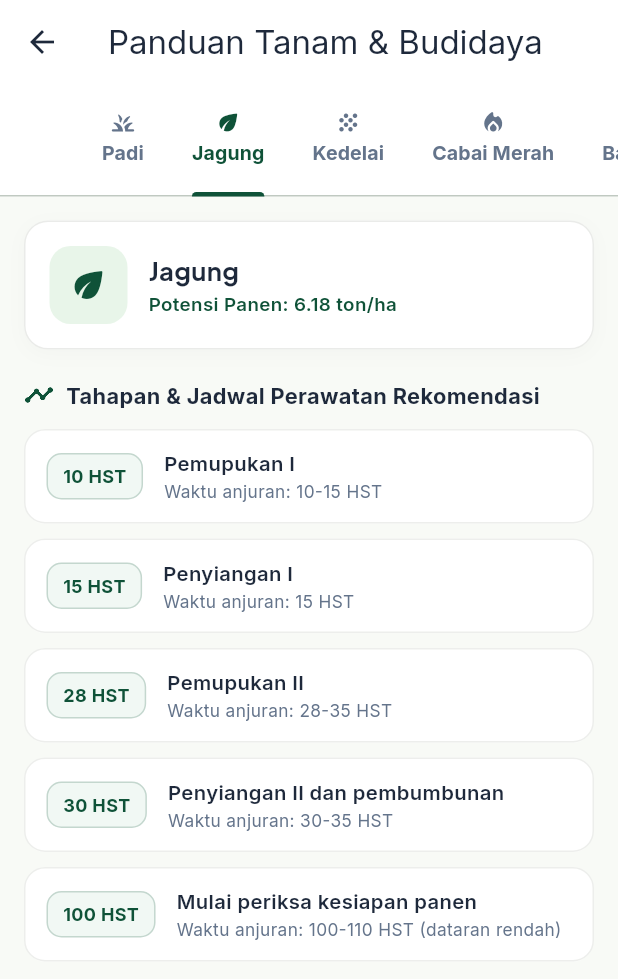
After one commit to Ferdian-R/AgroPlan, a Flutter app: the PanduanTanamScreen screen opened by its route, tab 2 chosen, on a phone screen of 412 x 824 dp. The commit adds this screen. Shown: the top 979 px of the screen. Run offline on Flutter 3.47's test engine with Material 3 defaults, Android fonts, the phone set to English and light mode, and no system bars; our stand-ins replace google_fonts, image_picker.

Commit message:
feat(panduan): implementasi layar Panduan Tanam resmi dan integrasikan ke menu beranda 4x2

```diff
--- a/lib/app.dart
+++ b/lib/app.dart
@@ -16,6 +16,7 @@ import 'screens/lahan/tambah_lahan_screen.dart';
 import 'screens/lahan/daftar_lahan_screen.dart';
 import 'screens/laporan/riwayat_laporan_screen.dart';
 import 'screens/laporan/tambah_laporan_screen.dart';
+import 'screens/panduan/panduan_tanam_screen.dart';
 import 'screens/splash/splash_screen.dart';
 import 'theme/app_theme.dart';
 
@@ -73,6 +74,7 @@ class AgroPlanApp extends StatelessWidget {
           '/daftar-lahan': (context) => const DaftarLahanScreen(),
           '/laporan-kondisi': (context) => const RiwayatLaporanScreen(),
           '/tambah-laporan': (context) => const TambahLaporanScreen(),
+          '/panduan-tanam': (context) => const PanduanTanamScreen(),
         },
         // Fallback jika terjadi rute yang tidak dikenal di browser
         onUnknownRoute: (settings) {
--- a/lib/screens/home/home_screen.dart
+++ b/lib/screens/home/home_screen.dart
@@ -13,6 +13,7 @@ import '../perawatan/jadwal_list_screen.dart';
 import '../lahan/tambah_lahan_screen.dart';
 import '../lahan/daftar_lahan_screen.dart';
 import '../laporan/riwayat_laporan_screen.dart';
+import '../panduan/panduan_tanam_screen.dart';
 
 /// Layar Beranda (Home Screen) AgroPlan modern dengan tata letak:
 /// 1. Top Header: Lokasi pertanian, Search bar, Notifikasi & Profil.
@@ -634,13 +635,11 @@ class _HomeScreenState extends State<HomeScreen> {
 
           const SizedBox(height: 16),
 
-          // Baris 2: 3 Menu Riil (Riwayat Panen, Tambah Lahan, Daftar Lahan - Ditata seimbang di tengah)
+          // Baris 2: 4 Menu (Sejajar sempurna dengan Baris 1)
           Row(
             crossAxisAlignment: CrossAxisAlignment.start,
             children: [
-              const Spacer(flex: 1),
               Expanded(
-                flex: 2,
                 child: _buildServiceItem(
                   title: 'Riwayat Panen',
                   icon: Icons.inventory_2_outlined,
@@ -655,7 +654,6 @@ class _HomeScreenState extends State<HomeScreen> {
                 ),
               ),
               Expanded(
-                flex: 2,
                 child: _buildServiceItem(
                   title: 'Tambah Lahan',
                   icon: Icons.add_location_alt_outlined,
@@ -670,7 +668,20 @@ class _HomeScreenState extends State<HomeScreen> {
                 ),
               ),
               Expanded(
-                flex: 2,
+                child: _buildServiceItem(
+                  title: 'Panduan Tanam',
+                  icon: Icons.menu_book_outlined,
+                  onTap: () {
+                    Navigator.push(
+                      context,
+                      MaterialPageRoute(
+                        builder: (_) => const PanduanTanamScreen(),
+                      ),
+                    );
+                  },
+                ),
+              ),
+              Expanded(
                 child: _buildServiceItem(
                   title: 'Daftar Lahan',
                   icon: Icons.grid_view_rounded,
@@ -684,7 +695,6 @@ class _HomeScreenState extends State<HomeScreen> {
                   },
                 ),
               ),
-              const Spacer(flex: 1),
             ],
           ),
         ],
--- /dev/null
+++ b/lib/screens/panduan/panduan_tanam_screen.dart
@@ -0,0 +1,229 @@
+import 'package:flutter/material.dart';
+import '../../data/referensi_komoditas.dart';
+import '../../theme/app_colors.dart';
+import '../../theme/app_spacing.dart';
+import '../../theme/app_text_styles.dart';
+
+/// Layar Panduan Tanam & Budidaya Komoditas
+/// Menampilkan referensi siklus, produktivitas, dan template perawatan komoditas.
+class PanduanTanamScreen extends StatefulWidget {
+  const PanduanTanamScreen({super.key});
+
+  @override
+  State<PanduanTanamScreen> createState() => _PanduanTanamScreenState();
+}
+
+class _PanduanTanamScreenState extends State<PanduanTanamScreen>
+    with SingleTickerProviderStateMixin {
+  late TabController _tabController;
+  final List<ReferensiKomoditas> _komoditasList = DataReferensi.daftarKomoditas;
+
+  @override
+  void initState() {
+    super.initState();
+    _tabController = TabController(length: _komoditasList.length, vsync: this);
+  }
+
+  @override
+  void dispose() {
+    _tabController.dispose();
+    super.dispose();
+  }
+
+  IconData _getKomoditasIcon(String nama) {
+    final lower = nama.toLowerCase();
+    if (lower.contains('padi')) return Icons.grass_rounded;
+    if (lower.contains('jagung')) return Icons.eco_rounded;
+    if (lower.contains('cabai')) return Icons.local_fire_department_rounded;
+    if (lower.contains('bawang')) return Icons.spa_rounded;
+    if (lower.contains('kedelai')) return Icons.grain_rounded;
+    return Icons.nature_rounded;
+  }
+
+  @override
+  Widget build(BuildContext context) {
+    return Scaffold(
+      backgroundColor: AppColors.homeBackground,
+      appBar: AppBar(
+        title: const Text('Panduan Tanam & Budidaya'),
+        backgroundColor: Colors.white,
+        foregroundColor: AppColors.textPrimary,
+        elevation: 0,
+        bottom: TabBar(
+          controller: _tabController,
+          isScrollable: true,
+          labelColor: AppColors.primary,
+          unselectedLabelColor: AppColors.textSecondary,
+          indicatorColor: AppColors.primary,
+          indicatorWeight: 3,
+          labelStyle: AppTextStyles.cardTitle.copyWith(fontSize: 13),
+          tabs: _komoditasList.map((k) {
+            return Tab(
+              icon: Icon(_getKomoditasIcon(k.nama), size: 18),
+              text: k.nama,
+            );
+          }).toList(),
+        ),
+      ),
+      body: TabBarView(
+        controller: _tabController,
+        children: _komoditasList.map((komoditas) {
+          final templates = DataReferensi.templateJadwal
+              .where((t) =>
+                  t.komoditas.toLowerCase() == komoditas.nama.toLowerCase())
+              .toList();
+
+          return ListView(
+            padding: const EdgeInsets.all(AppSpacing.screenPadding),
+            children: [
+              // Header Ringkasan Komoditas
+              Container(
+                padding: const EdgeInsets.all(16),
+                decoration: BoxDecoration(
+                  color: Colors.white,
+                  borderRadius: BorderRadius.circular(16),
+                  border: Border.all(color: AppColors.divider.withValues(alpha: 0.7)),
+                  boxShadow: const [
+                    BoxShadow(
+                      color: Color(0x06000000),
+                      blurRadius: 10,
+                      offset: Offset(0, 3),
+                    ),
+                  ],
+                ),
+                child: Row(
+                  children: [
+                    Container(
+                      width: 52,
+                      height: 52,
+                      decoration: BoxDecoration(
+                        color: AppColors.chipGreenBg,
+                        borderRadius: BorderRadius.circular(14),
+                      ),
+                      child: Icon(
+                        _getKomoditasIcon(komoditas.nama),
+                        color: AppColors.primary,
+                        size: 28,
+                      ),
+                    ),
+                    const SizedBox(width: 14),
+                    Expanded(
+                      child: Column(
+                        crossAxisAlignment: CrossAxisAlignment.start,
+                        children: [
+                          Text(
+                            komoditas.nama,
+                            style: AppTextStyles.sectionTitle.copyWith(fontSize: 17),
+                          ),
+                          const SizedBox(height: 2),
+                          Text(
+                            'Potensi Panen: ${komoditas.produktivitas.toStringAsFixed(2)} ton/ha',
+                            style: AppTextStyles.cardSubtitle.copyWith(
+                              fontSize: 12.5,
+                              color: AppColors.primary,
+                              fontWeight: FontWeight.w600,
+                            ),
+                          ),
+                        ],
+                      ),
+                    ),
+                  ],
+                ),
+              ),
+
+              const SizedBox(height: 20),
+
+              // Subheading Jadwal Perawatan Standar
+              Row(
+                children: [
+                  const Icon(Icons.timeline_rounded,
+                      size: 20, color: AppColors.primary),
+                  const SizedBox(width: 8),
+                  Text(
+                    'Tahapan & Jadwal Perawatan Rekomendasi',
+                    style: AppTextStyles.cardTitle.copyWith(
+                      fontSize: 14.5,
+                      fontWeight: FontWeight.w700,
+                    ),
+                  ),
+                ],
+              ),
+              const SizedBox(height: 12),
+
+              // Daftar Kegiatan
+              if (templates.isEmpty)
+                Container(
+                  padding: const EdgeInsets.all(20),
+                  decoration: BoxDecoration(
+                    color: Colors.white,
+                    borderRadius: BorderRadius.circular(14),
+                  ),
+                  child: const Center(
+                    child: Text('Belum ada data tahapan perawatan untuk komoditas ini.'),
+                  ),
+                )
+              else
+                ...templates.map((t) {
+                  return Container(
+                    margin: const EdgeInsets.only(bottom: 10),
+                    padding: const EdgeInsets.symmetric(horizontal: 14, vertical: 12),
+                    decoration: BoxDecoration(
+                      color: Colors.white,
+                      borderRadius: BorderRadius.circular(14),
+                      border: Border.all(
+                        color: AppColors.divider.withValues(alpha: 0.6),
+                      ),
+                    ),
+                    child: Row(
+                      children: [
+                        Container(
+                          padding: const EdgeInsets.symmetric(horizontal: 10, vertical: 6),
+                          decoration: BoxDecoration(
+                            color: const Color(0xFFF1F8F4),
+                            borderRadius: BorderRadius.circular(10),
+                            border: Border.all(
+                              color: AppColors.primary.withValues(alpha: 0.2),
+                            ),
+                          ),
+                          child: Text(
+                            '${t.hstPengingat} HST',
+                            style: const TextStyle(
+                              color: AppColors.primary,
+                              fontWeight: FontWeight.w700,
+                              fontSize: 12,
+                            ),
+                          ),
+                        ),
+                        const SizedBox(width: 14),
+                        Expanded(
+                          child: Column(
+                            crossAxisAlignment: CrossAxisAlignment.start,
+                            children: [
+                              Text(
+                                t.namaKegiatan,
+                                style: AppTextStyles.cardTitle.copyWith(
+                                  fontSize: 13.5,
+                                  fontWeight: FontWeight.w600,
+                                ),
+                              ),
+                              const SizedBox(height: 2),
+                              Text(
+                                'Waktu anjuran: ${t.waktuSumber}',
+                                style: AppTextStyles.cardSubtitle.copyWith(
+                                  fontSize: 11.5,
+                                ),
+                              ),
+                            ],
+                          ),
+                        ),
+                      ],
+                    ),
+                  );
+                }),
+            ],
+          );
+        }).toList(),
+      ),
+    );
+  }
+}
```
